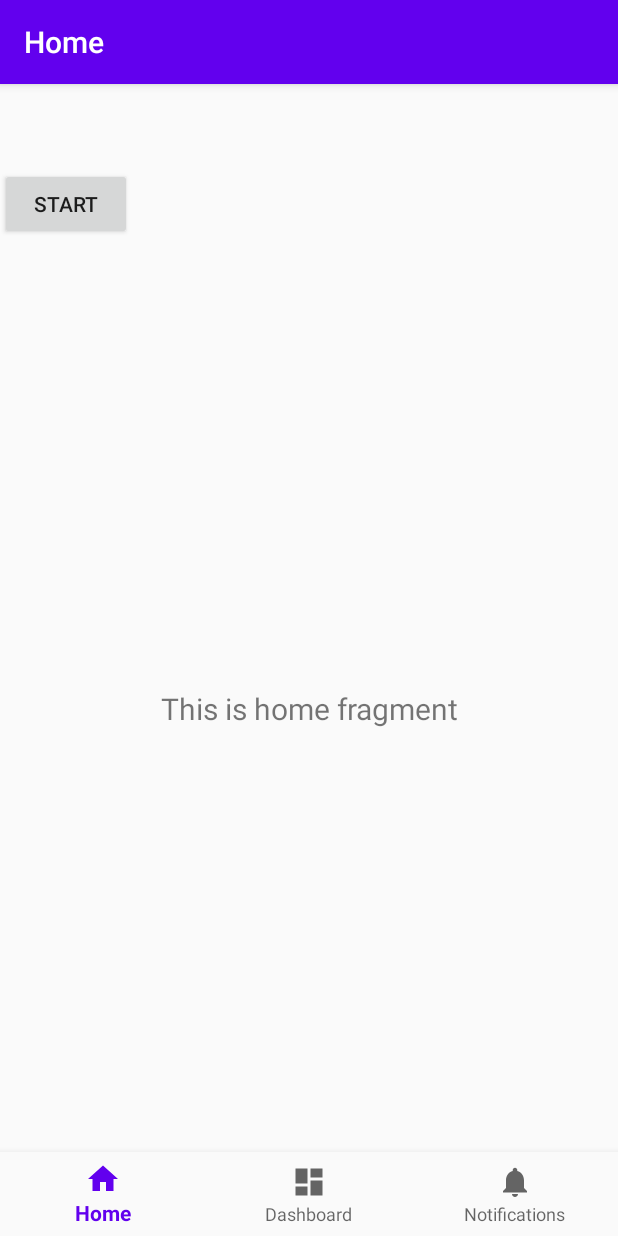
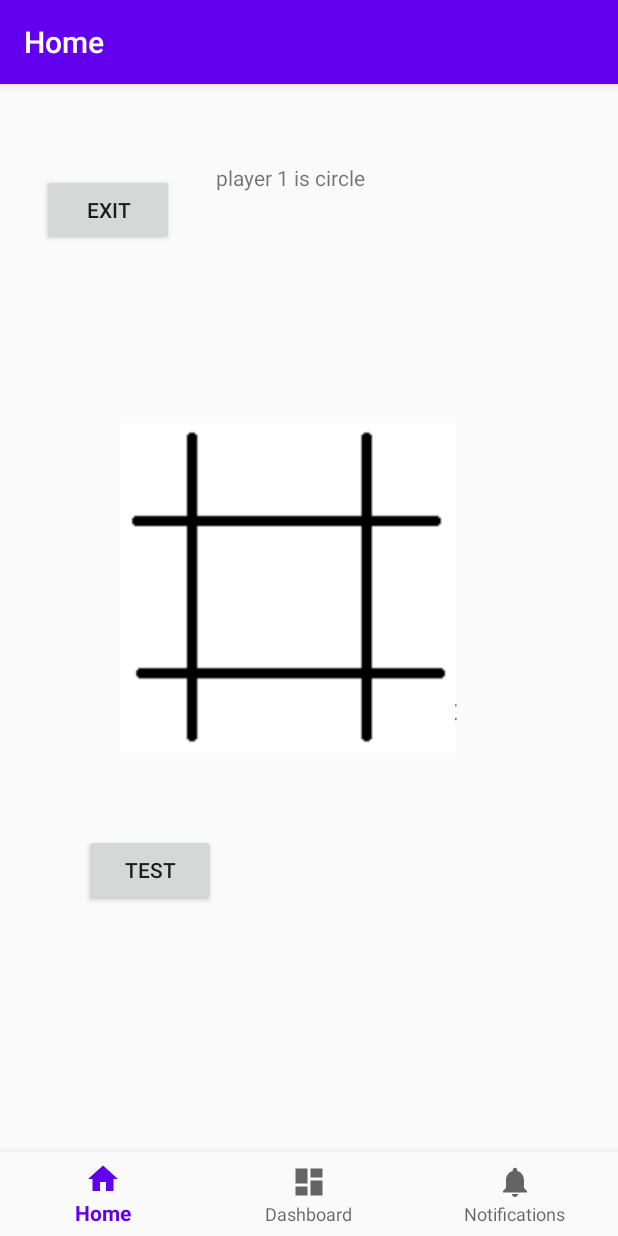
Before and after one commit to gabrielepace/MOBA1-TicTacToe, an Android app: the screen it shows after launch (MainActivity), on a phone screen of 412 x 824 dp. Run offline under Robolectric (Android 15) with nearby library versions, the phone set to English and light mode, and no system bars; our stand-ins replace navigation-ui.

Commit message:
added images

```diff
--- a/app/src/main/java/com/example/tictactoe/MainActivity.java
+++ b/app/src/main/java/com/example/tictactoe/MainActivity.java
@@ -9,10 +9,13 @@ import androidx.navigation.NavController;
 import androidx.navigation.Navigation;
 import androidx.navigation.ui.AppBarConfiguration;
 import androidx.navigation.ui.NavigationUI;
-import android.os.Bundle;
+
 import android.util.Log;
+import android.view.MotionEvent;
 import android.view.View;
 import android.widget.Button;
+import android.widget.ImageView;
+import android.widget.RelativeLayout;
 
 public class MainActivity extends AppCompatActivity {
 
@@ -31,13 +34,37 @@ public class MainActivity extends AppCompatActivity {
         NavigationUI.setupWithNavController(navView, navController);
 
 
-        Button btn = findViewById(R.id.startbtn);
+        Button btn = findViewById(R.id.exitbtn);
         btn.setOnClickListener(new View.OnClickListener() {
             @Override
             public void onClick(View v) {
                 Log.i("app", "test");
             }
         });
+
+        findViewById(R.id.testbtn).setOnClickListener(new View.OnClickListener() {
+            @Override
+            public void onClick(View v) {
+                Log.i("app", "test2");
+                ImageView iv = (ImageView)findViewById(R.id.tile1);
+                iv.setImageResource(R.drawable.circle);
+
+            }
+        });
+
+        //this crashes for some reason
+//        RelativeLayout rl = findViewById(R.id.navigation_home);
+//        rl.setOnTouchListener(new View.OnTouchListener() {
+//            @Override
+//            public boolean onTouch(View v, MotionEvent event) {
+//                if(event.getAction() == MotionEvent.ACTION_DOWN){
+//                    Log.i("app", event.getX() + "");
+//                }
+//
+//                return true;
+//            }
+//        });
+
     }
 
 }
--- a/app/src/main/res/layout/activity_main.xml
+++ b/app/src/main/res/layout/activity_main.xml
@@ -32,11 +32,53 @@
         app:navGraph="@navigation/mobile_navigation" />
 
     <Button
-        android:id="@+id/startbtn"
+        android:id="@+id/exitbtn"
         android:layout_width="wrap_content"
         android:layout_height="wrap_content"
-        android:text="start"
-        tools:layout_editor_absoluteX="47dp"
-        tools:layout_editor_absoluteY="185dp" />
+        android:layout_marginStart="28dp"
+        android:layout_marginTop="32dp"
+        android:text="exit"
+        app:layout_constraintStart_toStartOf="@+id/nav_host_fragment"
+        app:layout_constraintTop_toTopOf="@+id/nav_host_fragment" />
+
+    <TextView
+        android:id="@+id/textView"
+        android:layout_width="wrap_content"
+        android:layout_height="wrap_content"
+        android:layout_marginStart="144dp"
+        android:layout_marginTop="24dp"
+        android:text="player 1 is circle"
+        app:layout_constraintStart_toStartOf="@+id/nav_host_fragment"
+        app:layout_constraintTop_toTopOf="@+id/nav_host_fragment" />
+
+    <ImageView
+        android:id="@+id/imageView3"
+        android:layout_width="223dp"
+        android:layout_height="296dp"
+        android:layout_marginStart="80dp"
+        android:layout_marginTop="160dp"
+        app:layout_constraintStart_toStartOf="@+id/nav_host_fragment"
+        app:layout_constraintTop_toTopOf="@+id/nav_host_fragment"
+        app:srcCompat="@drawable/grid" />
+
+    <ImageView
+        android:id="@+id/tile1"
+        android:layout_width="wrap_content"
+        android:layout_height="wrap_content"
+        android:layout_marginStart="156dp"
+        android:layout_marginTop="288dp"
+        app:layout_constraintStart_toStartOf="@+id/nav_host_fragment"
+        app:layout_constraintTop_toTopOf="@+id/nav_host_fragment"
+        app:srcCompat="@drawable/blank" />
+
+    <Button
+        android:id="@+id/testbtn"
+        android:layout_width="wrap_content"
+        android:layout_height="wrap_content"
+        android:layout_marginStart="56dp"
+        android:layout_marginTop="472dp"
+        android:text="test"
+        app:layout_constraintStart_toStartOf="parent"
+        app:layout_constraintTop_toTopOf="@+id/nav_host_fragment" />
 
 </androidx.constraintlayout.widget.ConstraintLayout>
```
Also changed, not shown: app/src/main/res/drawable/blank.png (added), app/src/main/res/drawable/circle.png (added), app/src/main/res/drawable/cross.png (added), app/src/main/res/drawable/grid.png (added).
